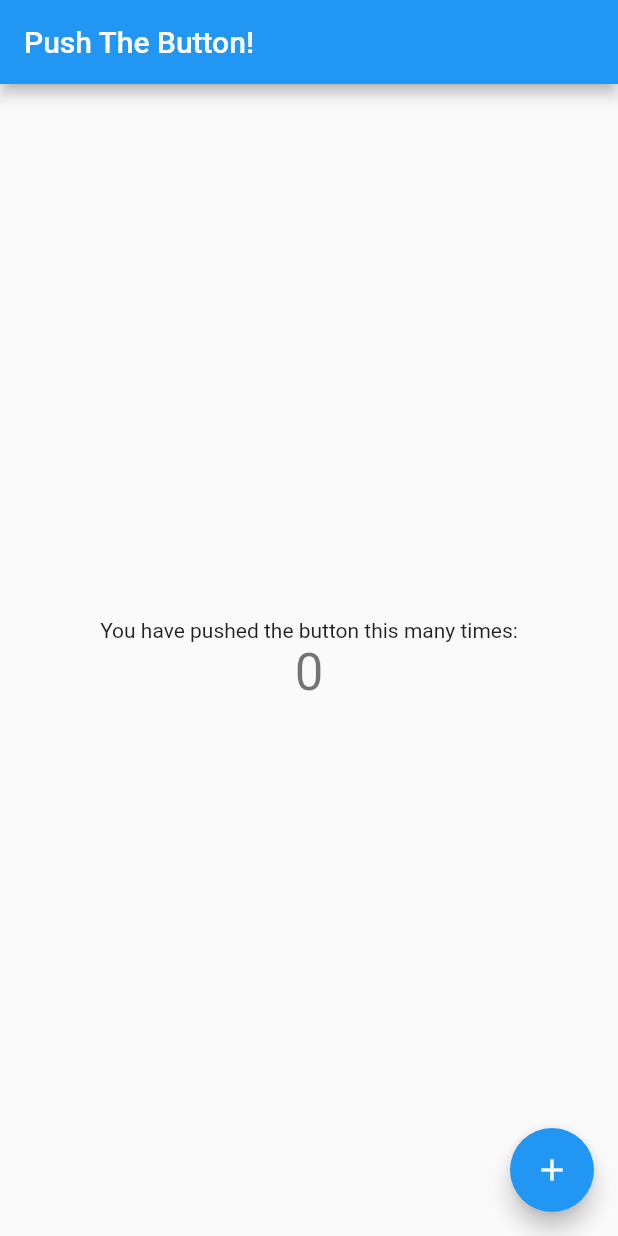
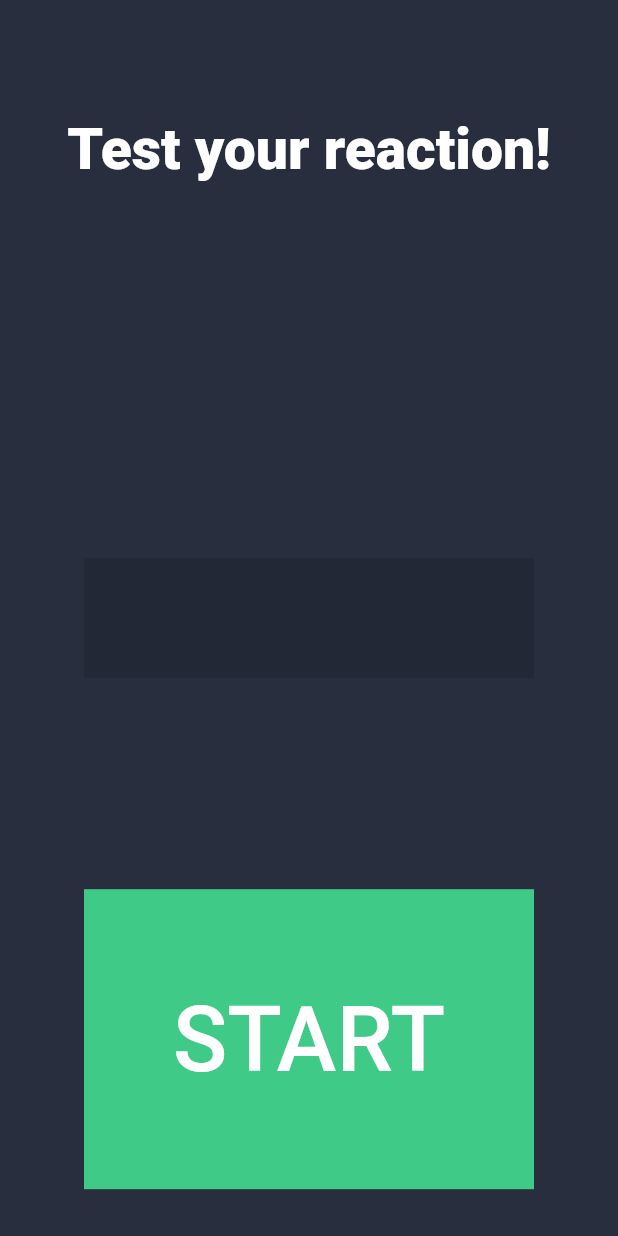
Before and after one commit to btakakho/push-the-button, a Flutter app: the screen it shows after launch, on a phone screen of 412 x 824 dp. Run offline on Flutter 3.47's test engine with Material 2 defaults, Android fonts, the phone set to English and light mode, and no system bars.

Commit message:
Implement app

```diff
--- a/lib/main.dart
+++ b/lib/main.dart
@@ -1,3 +1,6 @@
+import 'dart:async';
+import 'dart:math';
+
 import 'package:flutter/material.dart';
 
 void main() {
@@ -5,109 +8,162 @@ void main() {
 }
 
 class MyApp extends StatelessWidget {
-  // This widget is the root of your application.
   @override
   Widget build(BuildContext context) {
     return MaterialApp(
       title: 'Push The Button',
-      theme: ThemeData(
-        // This is the theme of your application.
-        //
-        // Try running your application with "flutter run". You'll see the
-        // application has a blue toolbar. Then, without quitting the app, try
-        // changing the primarySwatch below to Colors.green and then invoke
-        // "hot reload" (press "r" in the console where you ran "flutter run",
-        // or simply save your changes to "hot reload" in a Flutter IDE).
-        // Notice that the counter didn't reset back to zero; the application
-        // is not restarted.
-        primarySwatch: Colors.blue,
-      ),
-      home: MyHomePage(title: 'Push The Button!'),
+      home: MyHomePage(),
     );
   }
 }
 
 class MyHomePage extends StatefulWidget {
-  MyHomePage({Key? key, required this.title}) : super(key: key);
-
-  // This widget is the home page of your application. It is stateful, meaning
-  // that it has a State object (defined below) that contains fields that affect
-  // how it looks.
-
-  // This class is the configuration for the state. It holds the values (in this
-  // case the title) provided by the parent (in this case the App widget) and
-  // used by the build method of the State. Fields in a Widget subclass are
-  // always marked "final".
-
-  final String title;
+  const MyHomePage({Key? key}) : super(key: key);
 
   @override
   _MyHomePageState createState() => _MyHomePageState();
 }
 
 class _MyHomePageState extends State<MyHomePage> {
-  int _counter = 0;
+  String millisecondsText = "";
+  GameState gameState = GameState.readyToStart;
+  Timer? waitingTimer;
+  Timer? stoppableTimer;
 
-  void _incrementCounter() {
+  @override
+  Widget build(BuildContext context) {
+    return Scaffold(
+      backgroundColor: Color(0XFF282E3D),
+      body: Stack(children: [
+        Align(
+          alignment: Alignment(0, -0.8),
+          child: Text(
+            "Test your reaction!",
+            textAlign: TextAlign.center,
+            style: TextStyle(
+                fontSize: 38,
+                fontWeight: FontWeight.w900,
+                color: Colors.white
+            ),
+          ),
+        ),
+        Align(
+          alignment: Alignment.center,
+          child: ColoredBox(
+            color: Colors.black12,
+            child: SizedBox(
+              width: 300,
+              height: 80,
+              child: Center(
+                child: Text(
+                  millisecondsText,
+                  textAlign: TextAlign.center,
+                  style: TextStyle(
+                      fontSize: 36,
+                      fontWeight: FontWeight.w500,
+                      color: Colors.white),
+                ),
+              ),
+            ),
+          ),
+        ),
+        Align(
+          alignment: Alignment(0, 0.9),
+          child: GestureDetector(
+            onTap: _handleTap,
+            child: ColoredBox(
+              color: _getButtonBackground(),
+              child: SizedBox(
+                width: 300,
+                height: 200,
+                child: Center(
+                  child: Text(
+                    _getButtonText().toUpperCase(),
+                    style: TextStyle(
+                        fontSize: 60,
+                        fontWeight: FontWeight.w500,
+                        color: Colors.white
+                    ),
+                  ),
+                ),
+              ),
+            ),
+          ),
+        ),
+      ]),
+    );
+  }
+
+  void _handleTap() {
     setState(() {
-      // This call to setState tells the Flutter framework that something has
-      // changed in this State, which causes it to rerun the build method below
-      // so that the display can reflect the updated values. If we changed
-      // _counter without calling setState(), then the build method would not be
-      // called again, and so nothing would appear to happen.
-      _counter++;
+      switch (gameState) {
+        case GameState.readyToStart:
+          gameState = GameState.waiting;
+          millisecondsText = "";
+          _startWaitingTimer();
+          break;
+        case GameState.canBeStopped:
+          gameState = GameState.readyToStart;
+          stoppableTimer?.cancel();
+          break;
+        case GameState.waiting:
+          millisecondsText = "wait...";
+          break;
+      }
     });
   }
 
+  String _getButtonText() {
+    switch (gameState) {
+      case GameState.readyToStart:
+        return "Start";
+      case GameState.canBeStopped:
+        return "Stop";
+      case GameState.waiting:
+        return "Wait";
+    }
+  }
+
+  void _startWaitingTimer() {
+    final int randomMilliseconds = Random().nextInt(4000) + 1000;
+
+    waitingTimer = Timer(Duration(milliseconds: randomMilliseconds), () {
+      setState(() {
+        gameState = GameState.canBeStopped;
+      });
+      _startStoppableTimer();
+    });
+  }
+
+  Color _getButtonBackground() {
+    switch (gameState) {
+      case GameState.readyToStart:
+        return Color(0xFF40CA88);
+      case GameState.canBeStopped:
+        return Color(0xFFE02D47);
+      case GameState.waiting:
+        return Color(0xFFE0982D);
+    }
+  }
+
   @override
-  Widget build(BuildContext context) {
-    // This method is rerun every time setState is called, for instance as done
-    // by the _incrementCounter method above.
-    //
-    // The Flutter framework has been optimized to make rerunning build methods
-    // fast, so that you can just rebuild anything that needs updating rather
-    // than having to individually change instances of widgets.
-    return Scaffold(
-      appBar: AppBar(
-        // Here we take the value from the MyHomePage object that was created by
-        // the App.build method, and use it to set our appbar title.
-        title: Text(widget.title),
-      ),
-      body: Center(
-        // Center is a layout widget. It takes a single child and positions it
-        // in the middle of the parent.
-        child: Column(
-          // Column is also a layout widget. It takes a list of children and
-          // arranges them vertically. By default, it sizes itself to fit its
-          // children horizontally, and tries to be as tall as its parent.
-          //
-          // Invoke "debug painting" (press "p" in the console, choose the
-          // "Toggle Debug Paint" action from the Flutter Inspector in Android
-          // Studio, or the "Toggle Debug Paint" command in Visual Studio Code)
-          // to see the wireframe for each widget.
-          //
-          // Column has various properties to control how it sizes itself and
-          // how it positions its children. Here we use mainAxisAlignment to
-          // center the children vertically; the main axis here is the vertical
-          // axis because Columns are vertical (the cross axis would be
-          // horizontal).
-          mainAxisAlignment: MainAxisAlignment.center,
-          children: <Widget>[
-            Text(
-              'You have pushed the button this many times:',
-            ),
-            Text(
-              '$_counter',
-              style: Theme.of(context).textTheme.headline4,
-            ),
-          ],
-        ),
-      ),
-      floatingActionButton: FloatingActionButton(
-        onPressed: _incrementCounter,
-        tooltip: 'Increment',
-        child: Icon(Icons.add),
-      ), // This trailing comma makes auto-formatting nicer for build methods.
-    );
+  void dispose() {
+    waitingTimer?.cancel();
+    stoppableTimer?.cancel();
+    super.dispose();
+  }
+
+  void _startStoppableTimer() {
+    stoppableTimer = Timer.periodic(Duration(milliseconds: 16), (timer) {
+      setState(() {
+        millisecondsText = "${timer.tick * 16} ms";
+      });
+    });
   }
 }
+
+enum GameState {
+  readyToStart,
+  canBeStopped,
+  waiting
+}
```
